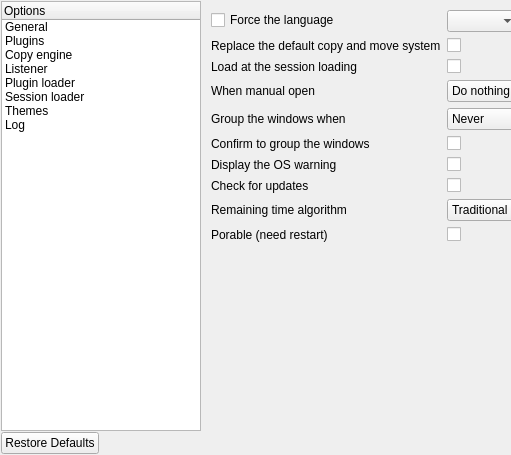
Above: OptionDialog.ui from alphaonex86/Ultracopier before the change; both pictures show x 0 to 511 and y 0 to 455 of the 779 by 455 pixel window. Below: the same form after it.
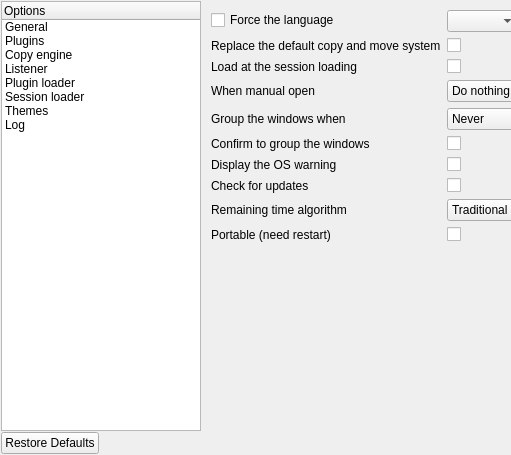
That is the form after the change. Icons and pictures are not drawn.

What changed in the file:
```diff
--- a/OptionDialog.ui
+++ b/OptionDialog.ui
@@ -286,7 +286,7 @@
            <item row="9" column="0">
             <widget class="QLabel" name="label_12">
              <property name="text">
-              <string>Porable (need restart)</string>
+              <string>Portable (need restart)</string>
              </property>
             </widget>
            </item>
```
